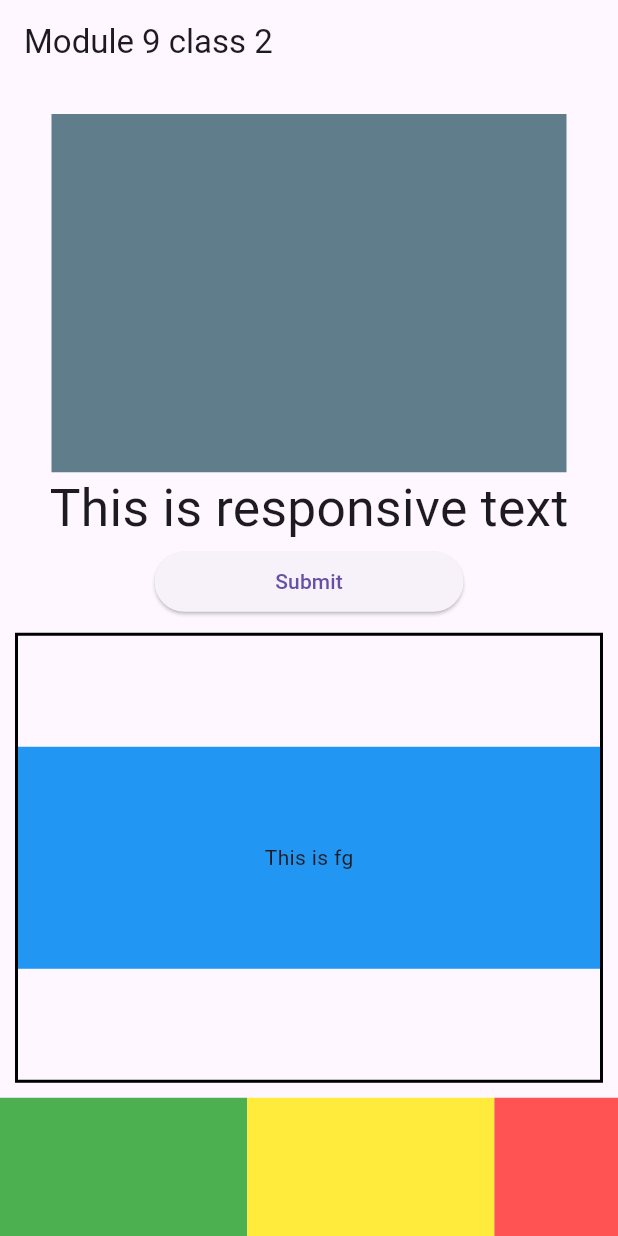
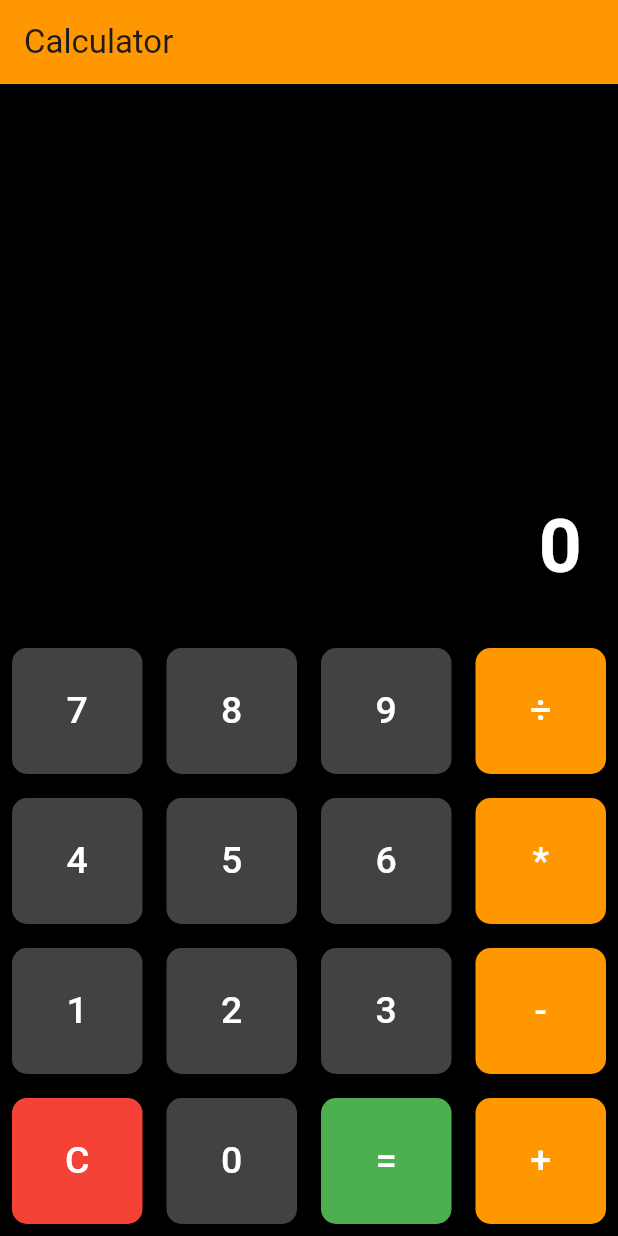
Before and after one commit to Sifat221/ostad_batch10, a Flutter app: the screen it shows after launch, on a phone screen of 412 x 824 dp. Run offline on Flutter 3.47's test engine with Material 3 defaults, Android fonts, the light colour scheme and no system bars; our stand-ins replace device_preview, flutter_screenutil.

Commit message:
Added full Flutter project files

```diff
--- a/lib/app.dart
+++ b/lib/app.dart
@@ -1,22 +1,17 @@
 import 'package:flutter/material.dart';
+import 'package:ostad_batch10/satefull_class.dart';
 import 'package:flutter_screenutil/flutter_screenutil.dart';
-
-
-// Import your custom screens/classes
-import 'package:ostad_batch10/satefull_class.dart';
 import 'flutter_class_1.dart';
 import 'flutter_class_2.dart';
 import 'from_login.dart';
+import 'module_9_class_3.dart';
+import 'module_11/class_1/alart.dart';
+import 'module_11/class_1/lifeCycle.dart';
+import 'module_11/class_2/calculatorApp.dart';
 import 'module_9_class_2.dart';
 import 'module_9_mediaQuery.dart';
 import 'module_9_todo.dart';
 
-/// The main entry point of the application.
-void main() {
-  runApp(const MyApp());
-}
-
-/// The root widget of the app.
 class MyApp extends StatelessWidget {
   const MyApp({super.key});
 
@@ -26,16 +21,16 @@ class MyApp extends StatelessWidget {
       designSize: const Size(360, 690),
       minTextAdapt: true,
       splitScreenMode: true,
-      builder: (_, child) {
+      builder: (_ , child) {
         return MaterialApp(
           debugShowCheckedModeBanner: false,
           title: 'First Method',
-          // Use the ScreenUtil throughout your app including themes and text sizes
+          // You can use the library anywhere in the app even in theme
           home: child,
         );
       },
-      // Change the default screen here based on your test/demo needs
-      child: const ModuleNineClassTwo(),
+      child: const CalculatorApp(),
     );
   }
+
 }
--- /dev/null
+++ b/lib/module_11/class_2/calculatorApp.dart
@@ -0,0 +1,124 @@
+import 'package:flutter/material.dart';
+
+import '../../widget/buildButton.dart';
+
+class CalculatorApp extends StatefulWidget {
+  const CalculatorApp({super.key});
+
+  @override
+  State<CalculatorApp> createState() => _CalculatorAppState();
+}
+
+class _CalculatorAppState extends State<CalculatorApp> {
+  String _outpurt = '0';
+  String _input = '0';
+  String _ope = '0';
+  double num1 = 0;
+  double num2 = 0;
+
+  void buttomPress(String value){
+    print(value);
+    setState(() {
+      if(value == 'C'){
+        _outpurt = '0';
+        _input = '0';
+        _ope= '';
+        num1 = 0;
+        num2 = 0;
+      }else if(value == '='){
+        num2 = double.parse(_input);
+        if(_ope == '+'){
+          _outpurt = (num1+num2).toString();
+        }else if(_ope == '-'){
+          _outpurt = (num1-num2).toString();
+
+        }else if(_ope == '*'){
+          _outpurt = (num1*num2).toString();
+
+        }else if(_ope == '÷'){
+          _outpurt = (num2 !=0) ? (num1/num2).toString() : 'Error';
+
+        }
+        _input = _outpurt;
+      }else if(['+','-','*','÷'].contains(value)){
+        num1 = double.parse(_input);
+        _ope = value;
+        _input= '';
+
+      }else{
+        if(_input == '0'){
+          _input = value;
+        }else{
+          _input += value;
+
+        }
+        _outpurt = _input;
+
+      }
+    });
+  }
+
+  @override
+  Widget build(BuildContext context) {
+    return Scaffold(
+      backgroundColor: Colors.black,
+      appBar: AppBar(
+        title: Text('Calculator'),
+        backgroundColor: Colors.orange,
+      ),
+      body: Column(
+        children: [
+          Expanded(
+            child: Container(
+              alignment: Alignment.bottomRight,
+              padding: EdgeInsets.all(24),
+              child: Text(
+                _outpurt,
+                style: TextStyle(
+                    fontSize: 50,
+                    fontWeight: FontWeight.bold,
+                    color: Colors.white),
+              ),
+            ),
+          ),
+          Row(
+            children: [
+              buildButton(onClick:()=> buttomPress('7'), text: '7',),
+              buildButton(onClick: ()=> buttomPress('8'), text: '8',),
+              buildButton(onClick: ()=> buttomPress('9'), text: '9',),
+              buildButton(onClick: ()=> buttomPress('÷'), text: '÷',color: Colors.orange,),
+
+            ],
+          ),
+          Row(
+            children: [
+              buildButton(onClick: ()=> buttomPress('4'), text: '4',),
+              buildButton(onClick: ()=> buttomPress('5'), text: '5',),
+              buildButton(onClick: ()=> buttomPress('6'), text: '6',),
+              buildButton(onClick: ()=> buttomPress('*'), text: '*',color: Colors.orange,),
+
+            ],
+          ),
+          Row(
+            children: [
+              buildButton(onClick:()=> buttomPress('1'), text: '1',),
+              buildButton(onClick: ()=> buttomPress('2'), text: '2',),
+              buildButton(onClick: ()=> buttomPress('3'), text: '3',),
+              buildButton(onClick: ()=> buttomPress('-'), text: '-',color: Colors.orange,),
+
+            ],
+          ),
+          Row(
+            children: [
+              buildButton(onClick: ()=> buttomPress('C'), text: 'C',color: Colors.red,),
+              buildButton(onClick:()=> buttomPress('0'), text: '0',),
+              buildButton(onClick: ()=> buttomPress('='), text: '=',color: Colors.green,),
+              buildButton(onClick: ()=> buttomPress('+'), text: '+',color: Colors.orange,),
+
+            ],
+          ),
+        ],
+      ),
+    );
+  }
+}
--- a/lib/module_9_class_2.dart
+++ b/lib/module_9_class_2.dart
@@ -1,6 +1,5 @@
 import 'package:flutter/material.dart';
 import 'package:flutter_screenutil/flutter_screenutil.dart';
-
 class ModuleNineClassTwo extends StatefulWidget {
   const ModuleNineClassTwo({super.key});
 
--- /dev/null
+++ b/lib/widget/buildButton.dart
@@ -0,0 +1,37 @@
+import 'package:flutter/material.dart';
+
+class buildButton extends StatelessWidget {
+  String text;
+  Color ? color;
+  final VoidCallback onClick;
+
+  buildButton({
+    super.key,
+    required this.onClick,
+    this.color,
+    required this.text
+  });
+
+  @override
+  Widget build(BuildContext context) {
+    return Expanded(
+      child: Padding(
+        padding: EdgeInsets.all(8),
+        child: ElevatedButton(
+            style: ElevatedButton.styleFrom(
+                padding: EdgeInsets.all(24),
+                shape: RoundedRectangleBorder(borderRadius: BorderRadius.circular(10),
+                ),
+                backgroundColor: color ?? Colors.grey[800]
+            ),
+            onPressed: onClick,
+            child: Text(text,
+              style: TextStyle(
+                  fontSize: 25,
+                  color: Colors.white
+              ),
+            )),
+      ),
+    );
+  }
+}
```
Also changed, not shown: lib/module_11/class_1/alart.dart (added, +148 -0 lines), lib/module_11/class_1/lifeCycle.dart (added, +42 -0 lines), lib/module_11/class_1/lifecyTest.dart (added, +35 -0 lines), lib/satefull_class.dart (+51 -29 lines).
